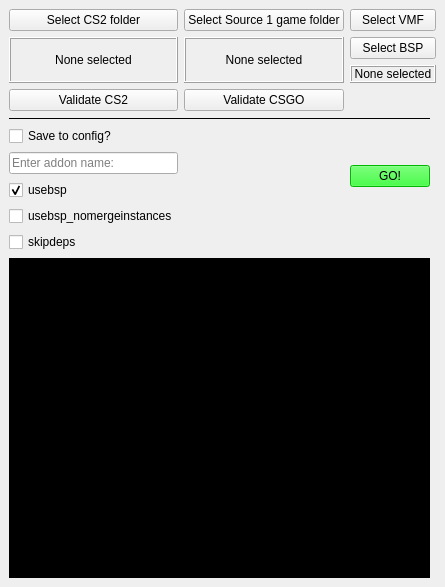
Old version of the form src/ui/interface.ui in the repository LaplaceTor/cs2-map-importer.
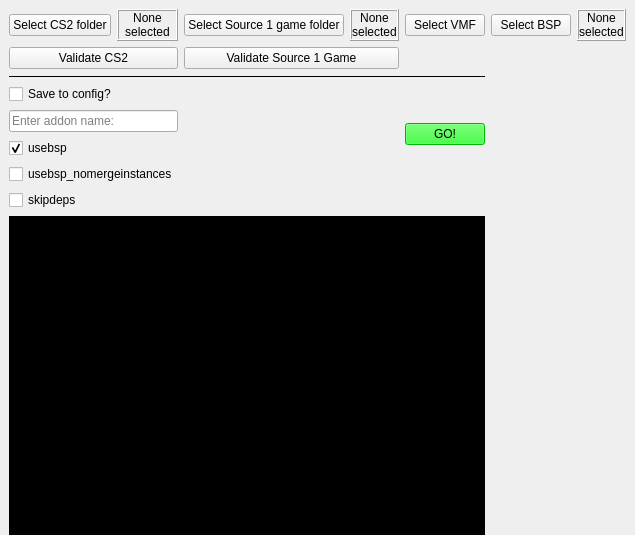
New version of the form.

Commit message:
UI: Change folder selection layouts to horizontal
- Updated `src/ui/interface.ui` to use `QHBoxLayout` instead of `QVBoxLayout` for the CS2, Source 1, and VMF folder selection groups. This arranges the button and the selected folder path label horizontally side-by-side as requested.

Diff of the .ui file:
```diff
--- a/src/ui/interface.ui
+++ b/src/ui/interface.ui
@@ -23,7 +23,7 @@
      </widget>
     </item>
     <item row="0" column="1">
-     <layout class="QVBoxLayout" name="verticalLayout">
+     <layout class="QHBoxLayout" name="verticalLayout">
       <property name="sizeConstraint">
        <enum>QLayout::SetMaximumSize</enum>
       </property>
@@ -71,7 +71,7 @@
      </layout>
     </item>
     <item row="0" column="2">
-     <layout class="QVBoxLayout" name="verticalLayout_3">
+     <layout class="QHBoxLayout" name="verticalLayout_3">
       <property name="sizeConstraint">
        <enum>QLayout::SetMaximumSize</enum>
       </property>
@@ -143,7 +143,7 @@
      </widget>
     </item>
     <item row="0" column="3" colspan="2">
-     <layout class="QVBoxLayout" name="verticalLayout_2">
+     <layout class="QHBoxLayout" name="verticalLayout_2">
       <property name="sizeConstraint">
        <enum>QLayout::SetMaximumSize</enum>
       </property>
@@ -213,7 +213,7 @@
     <item row="3" column="2" colspan="1">
      <widget class="QPushButton" name="validate_s1_button">
       <property name="text">
-       <string>Validate CSGO</string>
+       <string>Validate Source 1 Game</string>
       </property>
      </widget>
     </item>
```
